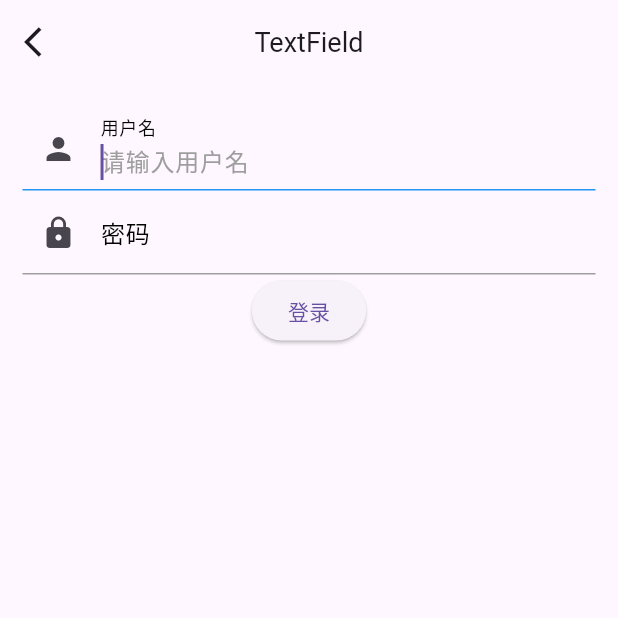
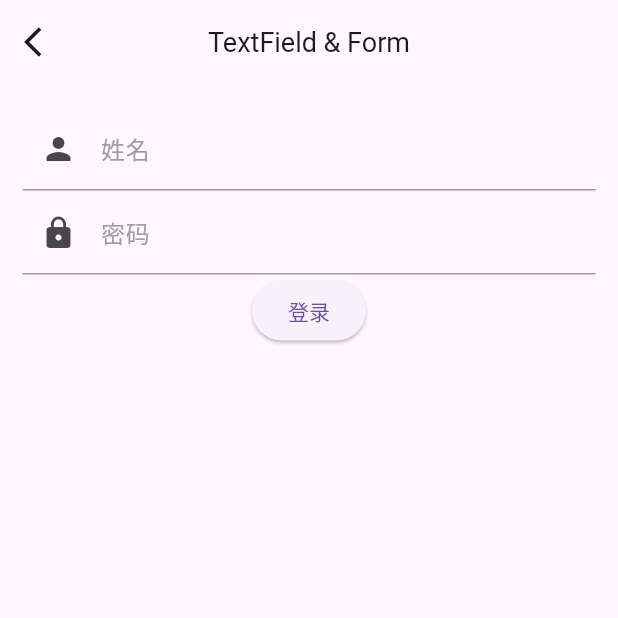
Before and after one commit to jianronglu/ryan_widget, a Flutter app: the TextFieldDemo screen opened by its route, after a tap on "登录", on a phone screen of 412 x 824 dp, the top half of it. Run offline on Flutter 3.47's test engine with Material 3 defaults, Android fonts, the phone set to English and light mode, and no system bars.

```diff
--- a/lib/home/model/home_view_model.dart
+++ b/lib/home/model/home_view_model.dart
@@ -110,8 +110,8 @@ class HomeViewModel {
   static List<SingleScrollModel> scrollItems = [
     SingleScrollModel('WidgetText', RouterUtil.routerWidgetText),
     SingleScrollModel('WidgetButton', RouterUtil.routerWidgetButton),
-    SingleScrollModel('Checkbox Switch', RouterUtil.routerCheckboxSwitch),
-    SingleScrollModel('TextField', RouterUtil.routerTextField),
+    SingleScrollModel('Checkbox & Switch', RouterUtil.routerCheckboxSwitch),
+    SingleScrollModel('TextField & Form', RouterUtil.routerTextField),
   ];
 
   static GridViewConfig getDefaultConfig(BuildContext context) {
--- a/lib/router/router.dart
+++ b/lib/router/router.dart
@@ -1,5 +1,5 @@
 import 'package:flutter/material.dart';
-import '../widget/chore/widget_text_field.dart';
+import '../widget/chore/widget_text_field_form.dart';
 import '../root/main_tab_bar.dart';
 import '../market/market_page.dart';
 import '../trade/trade_page.dart';
--- a/lib/widget/chore/widget_checkbox_switch.dart
+++ b/lib/widget/chore/widget_checkbox_switch.dart
@@ -14,7 +14,7 @@ class _CheckboxSwitchState extends BasePageState<CheckboxSwitch> {
 
   @override
   String getTitle() {
-    return 'checkbox switch';
+    return 'Checkbox & Switch';
   }
 
   @override
--- a/lib/widget/chore/widget_text_field.dart
+++ b/lib/widget/chore/widget_text_field_form.dart
@@ -17,7 +17,7 @@ class _TextFieldDemoState extends BasePageState<TextFieldDemo> {
 
   @override
   String getTitle() {
-    return 'TextField';
+    return 'TextField & Form';
   }
 
   @override
@@ -46,6 +46,21 @@ class _TextFieldDemoState extends BasePageState<TextFieldDemo> {
   }
 
   @override
+  void dispose() {
+    keyboardHidden();
+    super.dispose();
+  }
+
+  void keyboardHidden() {
+    _nameFocusNode.unfocus();
+    _pwdFocusNode.unfocus();
+  }
+
+  void keybordShow() {
+    _nameFocusNode.requestFocus();
+  }
+
+  @override
   Widget createBody(BuildContext context) {
     return Container(
       margin: const EdgeInsets.all(15),
@@ -56,19 +71,7 @@ class _TextFieldDemoState extends BasePageState<TextFieldDemo> {
             autofocus: true, //聚焦
             focusNode: _nameFocusNode,
             keyboardType: TextInputType.text, //键盘类型
-            decoration: InputDecoration(
-              labelText: '用户名',
-              labelStyle: TextStyle(color: Colors.black),
-              hintText: '请输入用户名',
-              hintStyle: TextStyle(color: Colors.grey),
-              prefixIcon: Icon(Icons.person),
-              focusedBorder: UnderlineInputBorder(
-                borderSide: BorderSide(color: Colors.blue),
-              ),
-              enabledBorder: UnderlineInputBorder(
-                borderSide: BorderSide(color: Colors.grey),
-              ),
-            ),
+            decoration: _createDecoration('姓名','请输入姓名', Icons.person),
           ),
           TextField(
             //controller:_pwdController,
@@ -79,28 +82,12 @@ class _TextFieldDemoState extends BasePageState<TextFieldDemo> {
             autofocus: false,
             focusNode: _pwdFocusNode,
             keyboardType: TextInputType.number,
-            decoration: InputDecoration(
-              labelText: '密码',
-              labelStyle: TextStyle(color: Colors.black),
-              hintText: '请输入登录密码',
-              hintStyle: TextStyle(color: Colors.grey),
-              prefixIcon: Icon(Icons.lock),
-              focusedBorder: UnderlineInputBorder(
-                //获得焦点
-                borderSide: BorderSide(color: Colors.blue),
-              ),
-              enabledBorder: UnderlineInputBorder(
-                //未获得焦点
-                borderSide: BorderSide(color: Colors.grey),
-              ),
-              // border: InputBorder.none,//隐藏下划线
-            ),
+            decoration: _createDecoration('密码', '请输入密码', Icons.lock),
           ),
           ElevatedButton(
             child: Text('登录'),
             onPressed: () {
-              _pwdFocusNode.unfocus();
-              _pwdFocusNode.unfocus();
+              keyboardHidden();
               print('name:$_nameText, pwd:$_pwdText');
             },
           ),
@@ -108,4 +95,20 @@ class _TextFieldDemoState extends BasePageState<TextFieldDemo> {
       ),
     );
   }
+
+  InputDecoration _createDecoration(String labelText, String hintText, IconData iconData) {
+    return InputDecoration(
+      labelText: labelText,
+      labelStyle: TextStyle(color: Colors.grey),
+      hintText: hintText,
+      hintStyle: const TextStyle(color: Colors.grey),
+      prefixIcon:  Icon(iconData),
+      focusedBorder: UnderlineInputBorder(
+        borderSide: const BorderSide(color: Colors.grey),
+      ),
+      enabledBorder: UnderlineInputBorder(
+        borderSide: const BorderSide(color: Colors.grey),
+      ),
+    );
+  }
 }
```
Also changed, not shown: lib/home/home_page.dart (+6 -3 lines), lib/widget/widget_scroll_page.dart (+17 -9 lines), 2 other files.
